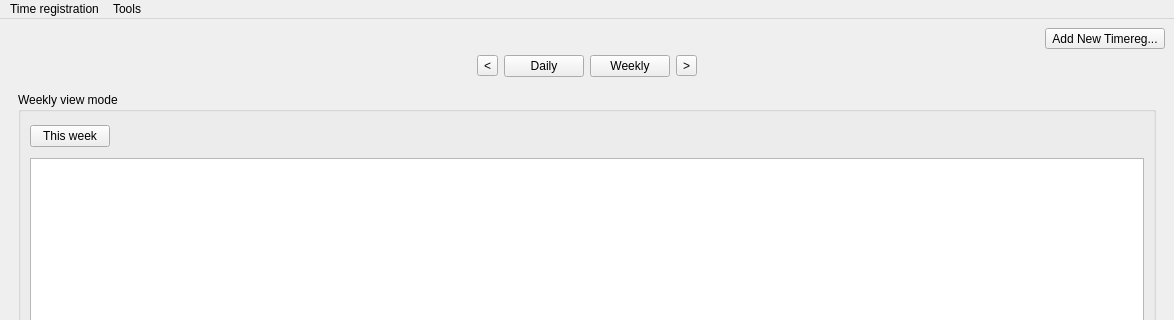
This is src/pyuac_browse.ui in develer-staff/pyuac as Qt 5 draws it before an edit; both pictures show x 0 to 1174 and y 0 to 320 of the 1174 by 700 pixel window. The edited form follows.
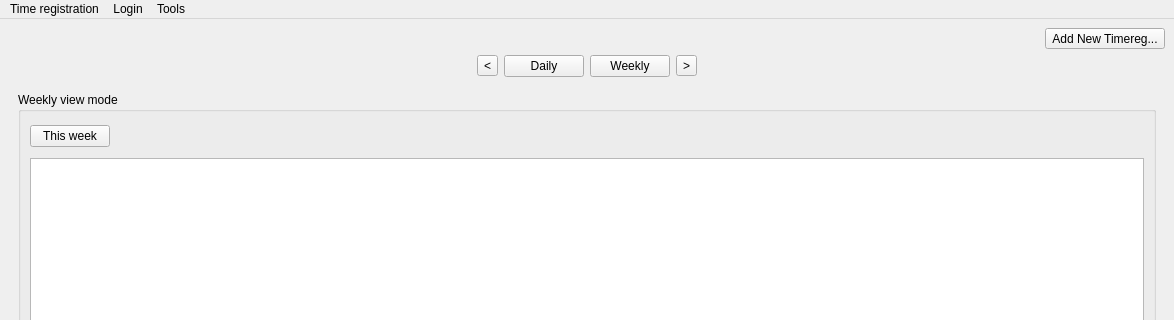
This is the edited form. Icons and pictures are not drawn.

Commit message: Modificato il comportamento della finestra di login. Adesso si troverà in primo piano dopo che si è aperta la finestra principale.

Diff of the .ui file:
```diff
--- a/src/pyuac_browse.ui
+++ b/src/pyuac_browse.ui
@@ -434,7 +434,15 @@
     </property>
     <addaction name="actionTimeCalculator" />
    </widget>
+   <widget class="QMenu" name="menuLogin" >
+    <property name="title" >
+     <string>Login</string>
+    </property>
+    <addaction name="actionLogin" />
+    <addaction name="actionDisconnect" />
+   </widget>
    <addaction name="menuTimeRegistration" />
+   <addaction name="menuLogin" />
    <addaction name="menuTools" />
   </widget>
   <action name="actionTimeCalculator" >
```
Left out of the diff: 10 changed lines with no effect on the pictures. The commit also changes 2 other files.
